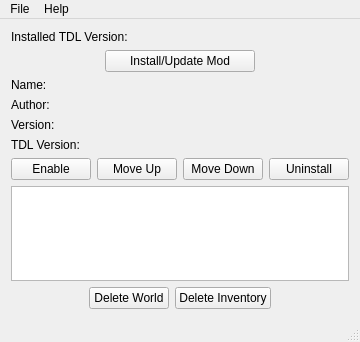
This is modloader_qt/mainwindow.ui in jpeg/TDL-Mod-Loader as Qt 5 draws it before an edit. The edited form follows.
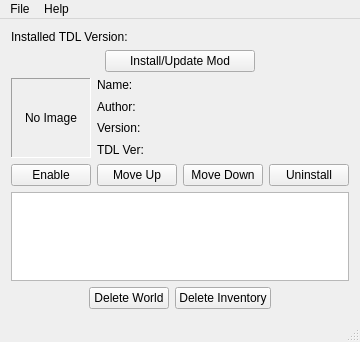
This is the edited form. Icons and pictures are not drawn.

Commit message: Support mod icons

```diff
--- a/modloader_qt/mainwindow.ui
+++ b/modloader_qt/mainwindow.ui
@@ -50,12 +50,51 @@
      </layout>
     </item>
     <item>
+     <layout class="QHBoxLayout" name="layoutModDisplay">
+      <item>
+       <widget class="QLabel" name="labelModIcon">
+        <property name="sizePolicy">
+         <sizepolicy hsizetype="Maximum" vsizetype="Maximum">
+          <horstretch>0</horstretch>
+          <verstretch>0</verstretch>
+         </sizepolicy>
+        </property>
+        <property name="minimumSize">
+         <size>
+          <width>80</width>
+          <height>80</height>
+         </size>
+        </property>
+        <property name="maximumSize">
+         <size>
+          <width>80</width>
+          <height>80</height>
+         </size>
+        </property>
+        <property name="frameShape">
+         <enum>QFrame::Panel</enum>
+        </property>
+        <property name="frameShadow">
+         <enum>QFrame::Sunken</enum>
+        </property>
+        <property name="text">
+         <string>No Image</string>
+        </property>
+        <property name="alignment">
+         <set>Qt::AlignCenter</set>
+        </property>
+       </widget>
+      </item>
+      <item>
      <layout class="QGridLayout" name="layoutModInfo">
       <item row="2" column="0">
        <widget class="QLabel" name="labelModVersionLabel">
         <property name="text">
          <string>Version:</string>
         </property>
+          <property name="alignment">
+           <set>Qt::AlignLeading|Qt::AlignLeft|Qt::AlignTop</set>
+          </property>
        </widget>
       </item>
       <item row="1" column="0">
@@ -63,12 +102,18 @@
         <property name="text">
          <string>Author:</string>
         </property>
+          <property name="alignment">
+           <set>Qt::AlignLeading|Qt::AlignLeft|Qt::AlignTop</set>
+          </property>
        </widget>
       </item>
       <item row="3" column="0">
        <widget class="QLabel" name="labelModGameVersionLabel">
         <property name="text">
-         <string>TDL Version:</string>
+           <string>TDL Ver:</string>
+          </property>
+          <property name="alignment">
+           <set>Qt::AlignLeading|Qt::AlignLeft|Qt::AlignTop</set>
         </property>
        </widget>
       </item>
@@ -76,13 +121,16 @@
        <widget class="QLabel" name="labelModNameLabel">
         <property name="maximumSize">
          <size>
-          <width>60</width>
+            <width>40</width>
           <height>16777215</height>
          </size>
         </property>
         <property name="text">
          <string>Name:</string>
         </property>
+          <property name="alignment">
+           <set>Qt::AlignLeading|Qt::AlignLeft|Qt::AlignTop</set>
+          </property>
        </widget>
       </item>
       <item row="0" column="1">
@@ -90,6 +138,12 @@
         <property name="text">
          <string/>
         </property>
+          <property name="alignment">
+           <set>Qt::AlignLeading|Qt::AlignLeft|Qt::AlignTop</set>
+          </property>
+          <property name="wordWrap">
+           <bool>true</bool>
+          </property>
        </widget>
       </item>
       <item row="1" column="1">
@@ -97,6 +151,12 @@
         <property name="text">
          <string/>
         </property>
+          <property name="alignment">
+           <set>Qt::AlignLeading|Qt::AlignLeft|Qt::AlignTop</set>
+          </property>
+          <property name="wordWrap">
+           <bool>true</bool>
+          </property>
        </widget>
       </item>
       <item row="2" column="1">
@@ -104,6 +164,12 @@
         <property name="text">
          <string/>
         </property>
+          <property name="alignment">
+           <set>Qt::AlignLeading|Qt::AlignLeft|Qt::AlignTop</set>
+          </property>
+          <property name="wordWrap">
+           <bool>true</bool>
+          </property>
        </widget>
       </item>
       <item row="3" column="1">
@@ -111,7 +177,15 @@
         <property name="text">
          <string/>
         </property>
-       </widget>
+          <property name="alignment">
+           <set>Qt::AlignLeading|Qt::AlignLeft|Qt::AlignTop</set>
+          </property>
+          <property name="wordWrap">
+           <bool>true</bool>
+          </property>
+         </widget>
+        </item>
+       </layout>
       </item>
      </layout>
     </item>
```
Left out of the diff: 4 changed lines with no effect on the pictures. Lines whose indentation alone changed are shown as unchanged. The commit also changes 8 other files.
